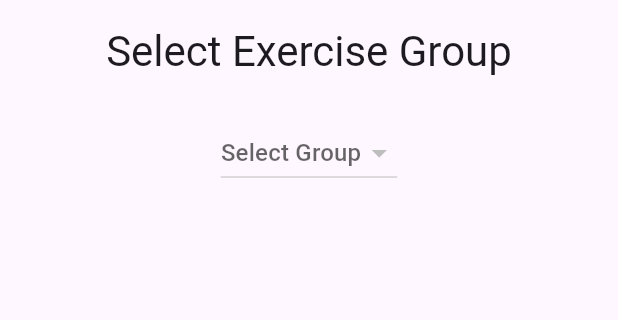
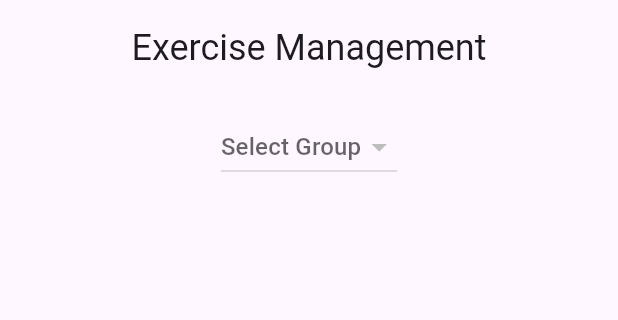
Before and after one commit to JovanovicAca/fitnessme-flutter, a Flutter app: the ManageExerciseMain screen opened directly, on a phone screen of 412 x 824 dp, the part 84-404 px from its top. Run offline on Flutter 3.47's test engine with Material 3 defaults, Android fonts, the phone set to English and light mode, and no system bars; our stand-ins replace flutter_secure_storage, youtube_player_flutter; missing offline and left inert: jwt_decode; accounts and stored records are empty; network calls fail.

Commit message:
final adjustments

```diff
--- a/lib/exerciseCard.dart
+++ b/lib/exerciseCard.dart
@@ -248,7 +248,7 @@ class ExercisesListWidget extends StatelessWidget {
   @override
   Widget build(BuildContext context) {
     return SizedBox(
-      height: 500,
+      height: 435,
       child: ListView.builder(
         scrollDirection: Axis.horizontal,
         itemCount: exercises.length,
--- a/lib/main.dart
+++ b/lib/main.dart
@@ -14,6 +14,7 @@ class FitnessMe extends StatelessWidget {
           primarySwatch: Colors.blue,
           visualDensity: VisualDensity.adaptivePlatformDensity),
       home: BasePage(child: LoginPage()),
+      debugShowCheckedModeBanner: false,
     );
   }
 }
--- a/lib/manageExerciseMain.dart
+++ b/lib/manageExerciseMain.dart
@@ -111,8 +111,8 @@ class _ManageExerciseMainState extends State<ManageExerciseMain> {
             crossAxisAlignment: CrossAxisAlignment.center,
             children: [
               Text(
-                'Select Exercise Group',
-                style: Theme.of(context).textTheme.headline4,
+                'Exercise Management',
+                style: Theme.of(context).textTheme.headlineSmall,
               ),
               Row(
                 mainAxisAlignment: MainAxisAlignment.center,
--- a/lib/navigationBottom.dart
+++ b/lib/navigationBottom.dart
@@ -1,7 +1,6 @@
 import 'package:fitnessapp/manageExerciseMain.dart';
 import 'package:fitnessapp/profile.dart';
 import 'package:fitnessapp/progressMain.dart';
-import 'package:fitnessapp/refreshable.dart';
 import 'package:fitnessapp/utils/jwt.dart';
 import 'package:fitnessapp/workoutPage.dart';
 import 'package:flutter/material.dart';
@@ -42,8 +41,8 @@ class _MainScreenState extends State<MainScreen> {
 
     setState(() {
       _pageOptions = [
+        ProfileScreen(),
         messageScreen,
-        ProfileScreen(),
         ProgressScreen(),
         ManageExerciseMain(),
         CreateWorkoutScreen(),
@@ -75,8 +74,8 @@ class _MainScreenState extends State<MainScreen> {
       ),
       bottomNavigationBar: BottomNavigationBar(
         items: const <BottomNavigationBarItem>[
+          BottomNavigationBarItem(icon: Icon(Icons.person), label: 'Profile'),
           BottomNavigationBarItem(icon: Icon(Icons.message), label: 'Messages'),
-          BottomNavigationBarItem(icon: Icon(Icons.person), label: 'Profile'),
           BottomNavigationBarItem(icon: Icon(Icons.bar_chart), label: 'Progress'),
           BottomNavigationBarItem(icon: Icon(Icons.fitness_center), label: 'Exercises'),
           BottomNavigationBarItem(icon: Icon(Icons.create), label: 'Create Workout'),
--- a/lib/profile.dart
+++ b/lib/profile.dart
@@ -1,5 +1,4 @@
 import 'package:fitnessapp/model/UserUpdate.dart';
-import 'package:fitnessapp/refreshable.dart';
 import 'package:fitnessapp/services/userService.dart';
 import 'package:flutter/material.dart';
 import 'package:flutter_secure_storage/flutter_secure_storage.dart';
--- a/lib/refreshable.dart
+++ /dev/null
@@ -1,3 +0,0 @@
-abstract class Refreshable {
-  void refreshWidget();
-}
```
Also changed, not shown: lib/loginPage.dart (+11 -15 lines), lib/services/userService.dart (+11 -0 lines), lib/workoutPage.dart (+4 -5 lines).
